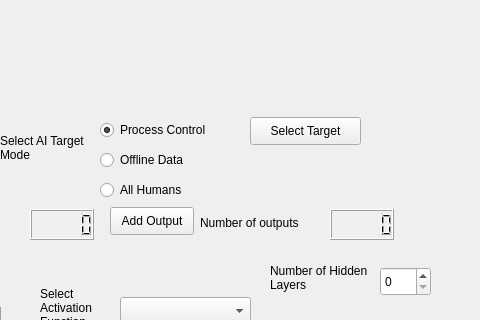
Old version of the form nnconfigwindow.ui in the repository ReggieMarr/the-useful-ufg; both pictures show x 380 to 860 and y 320 to 640 of the 1147 by 792 pixel window.
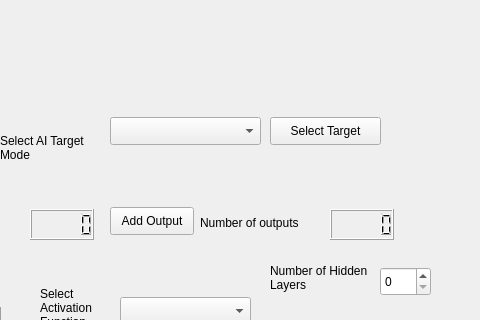
New version of the form. Custom widgets are drawn as their Qt base class.

Commit message: Updated to make runtime target selected by combobox

What changed in the file:
```diff
--- a/nnconfigwindow.ui
+++ b/nnconfigwindow.ui
@@ -521,7 +521,7 @@
    <widget class="QPushButton" name="SelectTarget">
     <property name="geometry">
      <rect>
-      <x>630</x>
+      <x>650</x>
       <y>420</y>
       <width>111</width>
       <height>28</height>
@@ -547,48 +547,6 @@
      <bool>true</bool>
     </property>
    </widget>
-   <widget class="QRadioButton" name="OPCSelect">
-    <property name="geometry">
-     <rect>
-      <x>480</x>
-      <y>420</y>
-      <width>141</width>
-      <height>26</height>
-     </rect>
-    </property>
-    <property name="text">
-     <string>Process Control</string>
-    </property>
-    <property name="checked">
-     <bool>true</bool>
-    </property>
-   </widget>
-   <widget class="QRadioButton" name="offlineSelect">
-    <property name="geometry">
-     <rect>
-      <x>480</x>
-      <y>450</y>
-      <width>106</width>
-      <height>26</height>
-     </rect>
-    </property>
-    <property name="text">
-     <string>Offline Data</string>
-    </property>
-   </widget>
-   <widget class="QRadioButton" name="mySQLTargetSelect">
-    <property name="geometry">
-     <rect>
-      <x>480</x>
-      <y>480</y>
-      <width>106</width>
-      <height>26</height>
-     </rect>
-    </property>
-    <property name="text">
-     <string>All Humans</string>
-    </property>
-   </widget>
    <widget class="QCommandLinkButton" name="commandLinkButton">
     <property name="geometry">
      <rect>
@@ -602,6 +560,22 @@
      <string>Back To Main Menue</string>
     </property>
    </widget>
+   <widget class="QComboBox" name="targetSelectBox">
+    <property name="geometry">
+     <rect>
+      <x>490</x>
+      <y>420</y>
+      <width>151</width>
+      <height>28</height>
+     </rect>
+    </property>
+    <property name="currentIndex">
+     <number>-1</number>
+    </property>
+    <property name="maxVisibleItems">
+     <number>3</number>
+    </property>
+   </widget>
   </widget>
   <widget class="QMenuBar" name="menuBar">
    <property name="geometry">
```
The commit also changes 3 other files.
